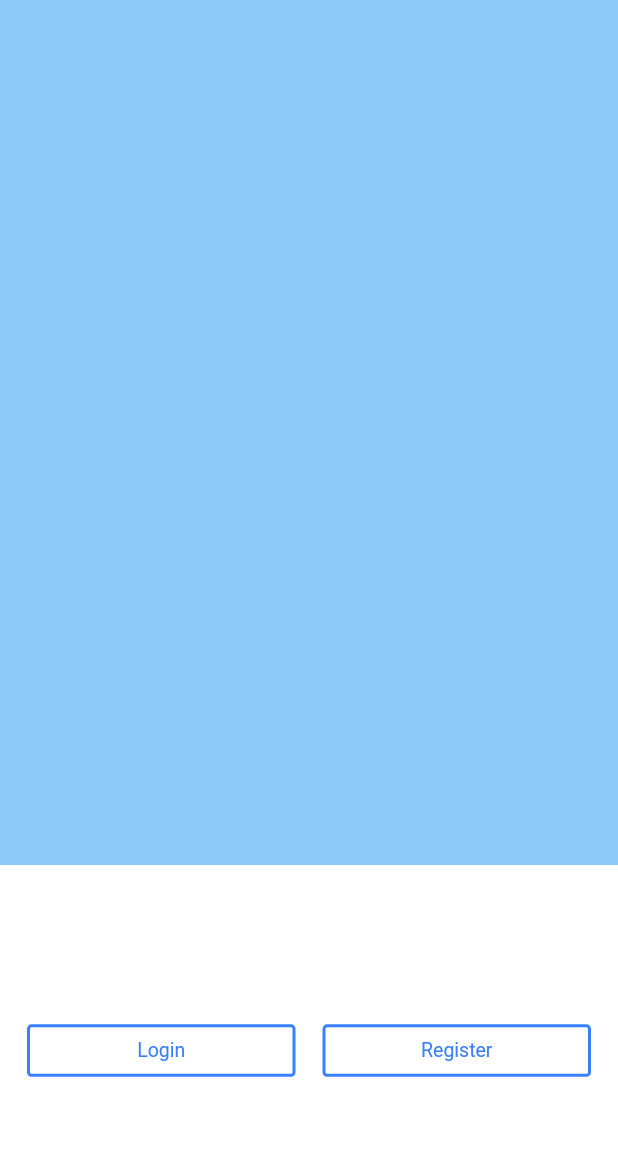
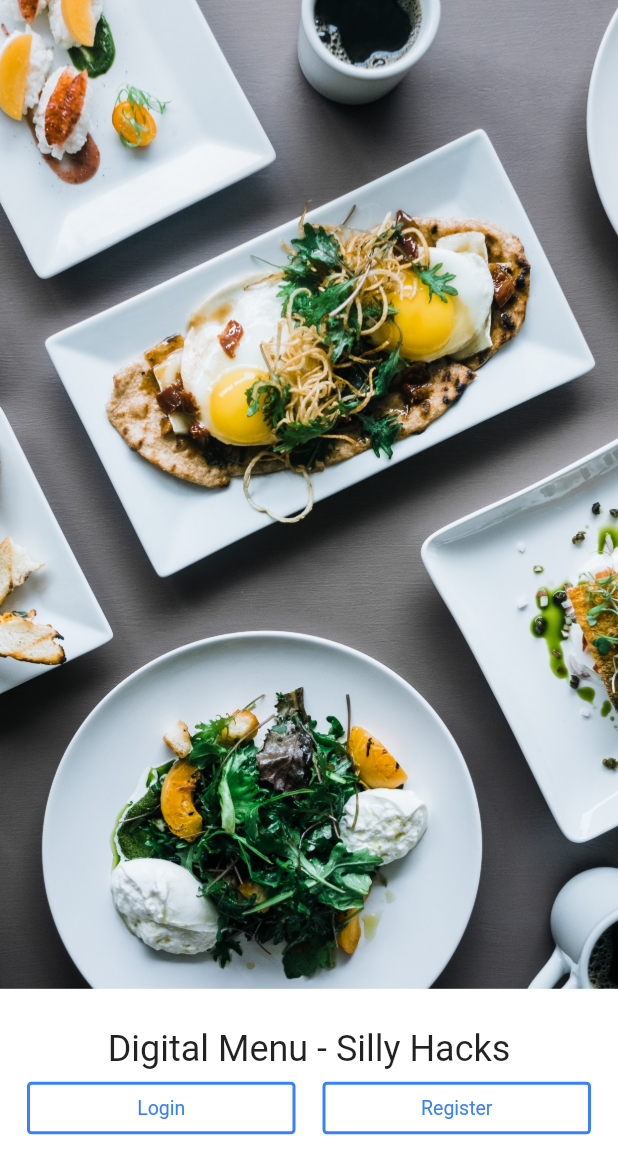
Before and after one commit to tsvillain/digitalMenuSillyHacks, a Flutter app: the screen it shows after launch, on a phone screen of 412 x 824 dp. Shown: the top 1174 px of the screen. Run offline on Flutter 3.47's test engine with Material 2 defaults, Android fonts, the phone set to English and light mode, and no system bars; drawn by our look-alikes of getwidget; our stand-ins replace flutter_modular, fluttertoast, google_nav_bar, line_icons, pdf, printing and 2 more; missing offline and left inert: generic_bloc_provider; accounts and stored records are empty.

Commit message:
finishing touches

```diff
--- a/Frontend/digitalMenu/lib/UI/Auth/loginScreen.dart
+++ b/Frontend/digitalMenu/lib/UI/Auth/loginScreen.dart
@@ -51,6 +51,7 @@
                 padding: const EdgeInsets.all(8.0),
                 child: TextFormField(
                   controller: _passController,
+                  obscureText: true,
                   decoration: InputDecoration(
                       border: OutlineInputBorder(),
                       labelText: "Password",
--- a/Frontend/digitalMenu/lib/UI/Auth/registerScreen.dart
+++ b/Frontend/digitalMenu/lib/UI/Auth/registerScreen.dart
@@ -69,6 +69,7 @@
                 padding: const EdgeInsets.all(8.0),
                 child: TextFormField(
                   controller: _passController,
+                  obscureText: true,
                   decoration: InputDecoration(
                       border: OutlineInputBorder(),
                       labelText: "Password",
--- a/Frontend/digitalMenu/lib/UI/welcomeScreen.dart
+++ b/Frontend/digitalMenu/lib/UI/welcomeScreen.dart
@@ -12,15 +12,27 @@
         mainAxisSize: MainAxisSize.max,
         children: [
           Container(
-            height: MediaQuery.of(context).size.height * 0.7,
-            color: Colors.blue[200],
+            height: MediaQuery.of(context).size.height * 0.8,
+            child: Image.asset(
+              "asset/welcomeBG.jpg",
+              fit: BoxFit.cover,
+            ),
           ),
           Container(
             padding: EdgeInsets.all(18),
-            height: MediaQuery.of(context).size.height * 0.3,
+            height: MediaQuery.of(context).size.height * 0.2,
             color: Colors.white,
             child: Center(
-              child: Row(
+              child: Column(
+                children: [
+                  Padding(
+                    padding: const EdgeInsets.all(8.0),
+                    child: Text(
+                      "Digital Menu - Silly Hacks",
+                      style: Theme.of(context).textTheme.headline5,
+                    ),
+                  ),
+                  Row(
                     mainAxisSize: MainAxisSize.max,
                     children: [
                       Expanded(
@@ -52,6 +64,8 @@
                       ),
                     ],
                   ),
+                ],
+              ),
             ),
           ),
         ],
```
Also changed, not shown: Frontend/digitalMenu/lib/UI/Screens/accountScreen.dart (+13 -0 lines), Frontend/digitalMenu/lib/UI/Screens/menuScreen.dart (+4 -3 lines), Frontend/digitalMenu/pubspec.yaml (+3 -4 lines), Frontend/digitalMenu/asset/welcomeBG.jpg (added). Lines whose indentation alone changed are shown as unchanged.
